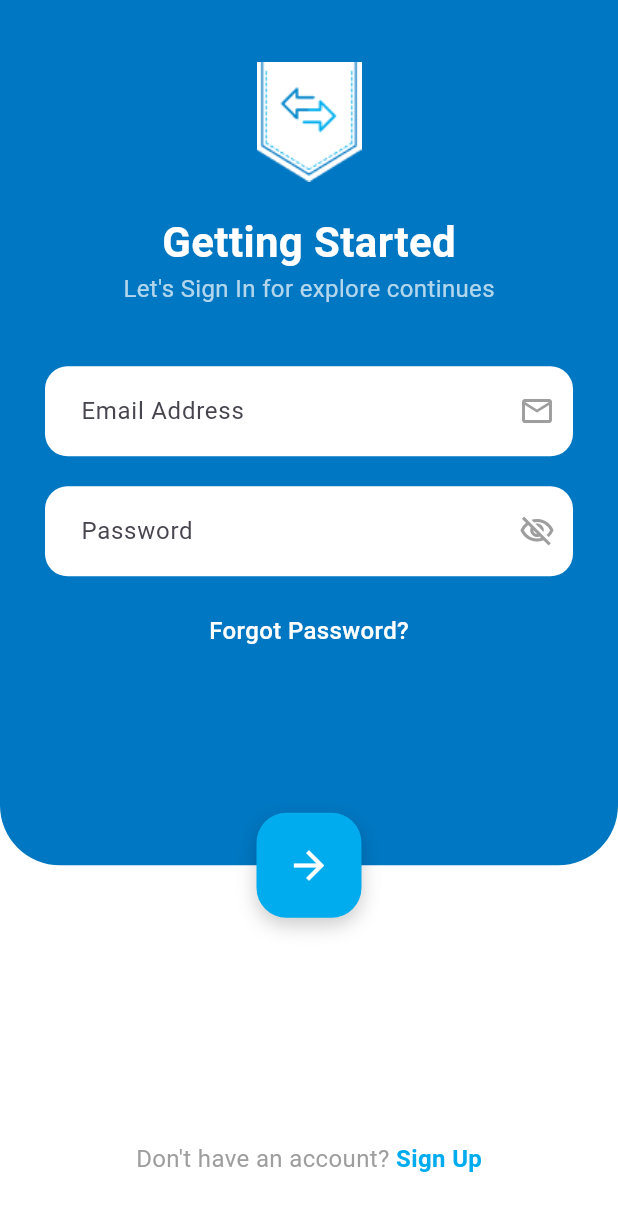
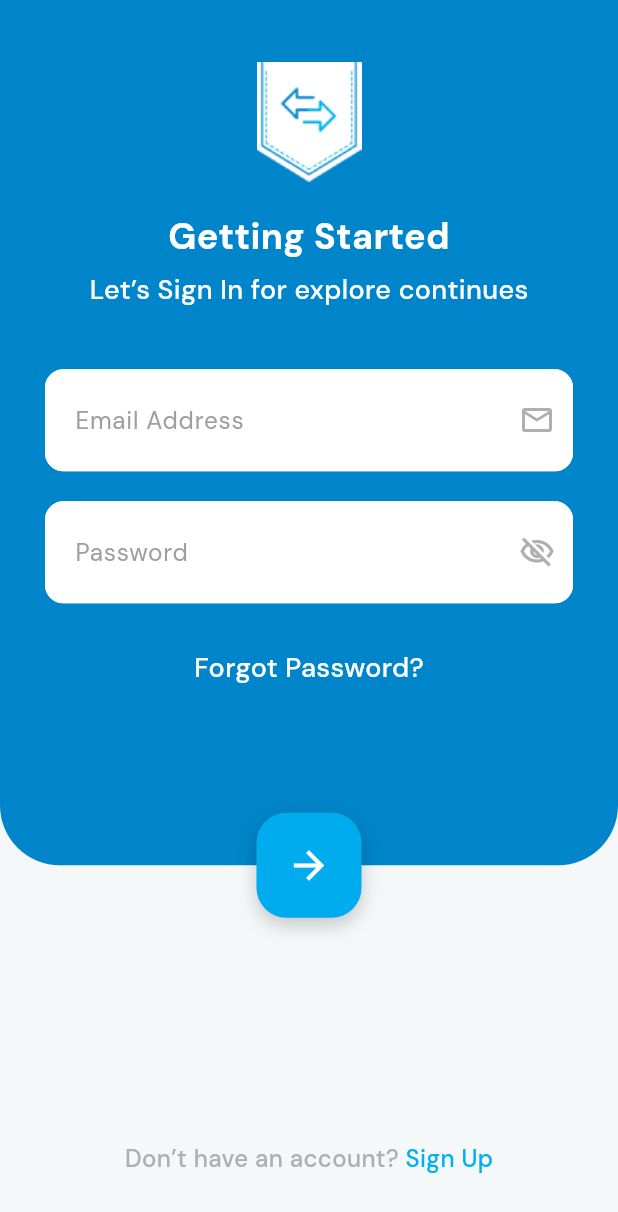
Before and after one commit to Shraboniakter/pocket_trading, a Flutter app: the screen it shows after launch, on a phone screen of 412 x 824 dp. Shown: the top 1212 px of the screen. Run offline on Flutter 3.47's test engine with Material 3 defaults, Android fonts, the phone set to English and light mode, and no system bars; our stand-ins replace flutter_riverpod, flutter_screenutil, google_fonts.

Commit message:
design forgot password

```diff
--- a/lib/core/constrants/app_color.dart
+++ b/lib/core/constrants/app_color.dart
@@ -6,7 +6,8 @@ class ColorManager {
 
   // ===== Primary Colors =====
   static const Color primary = Color(0xFFFFFFFF);
+  static const Color bg = Color(0xFFF5F8F9);
   static const Color lightBlue = Color(0xFF00AFEE);
   static const Color gray = Color(0xFFAFAFB3);
-
+  static const Color blue = Color(0xFF0085CA);
 }
--- a/lib/core/routes/route_config.dart
+++ b/lib/core/routes/route_config.dart
@@ -11,6 +11,10 @@ class AppRoute {
         return MaterialPageRoute(
           builder: (_) => LoginScreen(),
         );
+      case RouteName.forgotPasswordScreen:
+        return MaterialPageRoute(
+          builder: (_) => ForgotPasswordScreen(),
+        );
       default:
         return MaterialPageRoute(
           builder: (_) =>
--- a/lib/core/routes/route_import_path.dart
+++ b/lib/core/routes/route_import_path.dart
@@ -2,6 +2,7 @@ library app_route;
 
 import 'package:flutter/material.dart';
 import 'package:pocket_trading/core/routes/route_name.dart';
+import 'package:pocket_trading/feature/presentation/forgotPassword/view/forgot_password_screen.dart';
 import 'package:pocket_trading/feature/presentation/login/view/login_screen.dart';
 
 import '../../feature/presentation/splash/view/splash_screen.dart';
--- a/lib/core/routes/route_name.dart
+++ b/lib/core/routes/route_name.dart
@@ -1,23 +1,23 @@
 class RouteName {
   static const String splashScreen = "/";
-  static const String onBoardingScreen = "/onBoardingScreen";
   static const String loginScreen = "/loginScreen";
   static const String singUpScreen = "/singUpScreen";
-  static const String forgotScreen = "/forgotScreen";
+  static const String forgotPasswordScreen = "/forgotPasswordScreen";
+
   static const String forgotPasswordOTPScreen = "/forgotPasswordOTPScreen";
-  static const String navbarScreen = "/navbarScreen";
   static const String setNewPasswordScreen = "/setNewPasswordScreen";
-  static const String resetPasswordSuccessfulScreen =
-      "/resetPasswordSuccessfulScreen";
+
   static const String homeScreen = "/ homeScreen";
-  static const String  scanIdCardScreen = "/scanIdCardScreen";
-  static const String  scanIdCardScreen1 = "/scanIdCardScreen1";
-  static const String  scanIdCardScreen2 = "/scanIdCardScreen2";
-  static const String  editProfileScreen = "/ editProfileScreen ";
-  static const String  scanHistoryScreen= "/scanHistoryScreen";
-  static const String  manageSubscriptionScreen= "/manageSubscriptionScreen";
-  static const String  referralScreen = "/referralScreen";
-  static const String  personalizationSetUpScreen = "/personalizationSetUpScreen";
-  static const String  signUpSuccessFulScreen = "/signUpSuccessFulScreen";
-  static const String  signUpOTPScreen = "/signUpOTPScreen";
+
+
+
+
+
+
+
+
+
+
+
+
 }
--- a/lib/feature/presentation/login/view/login_screen.dart
+++ b/lib/feature/presentation/login/view/login_screen.dart
@@ -1,5 +1,9 @@
 import 'package:flutter/material.dart';
 import 'package:pocket_trading/core/constrants/app_images.dart';
+import 'package:pocket_trading/feature/presentation/widgets/CustomText.dart';
+import 'package:pocket_trading/feature/presentation/widgets/CustomTextfield.dart';
+import '../../../../core/constrants/app_color.dart';
+import '../../../../core/routes/route_name.dart';
 
 class LoginScreen extends StatelessWidget {
   const LoginScreen({super.key});
@@ -11,7 +15,7 @@ class LoginScreen extends StatelessWidget {
     final double screenWidth = size.width;
 
     return Scaffold(
-      backgroundColor: Colors.white,
+      backgroundColor: ColorManager.bg,
       body: SingleChildScrollView(
         child: SizedBox(
           height: screenHeight,
@@ -22,7 +26,7 @@ class LoginScreen extends StatelessWidget {
                 height: screenHeight * 0.7,
                 width: screenWidth,
                 decoration: const BoxDecoration(
-                  color: Color(0xFF0077C2),
+                  color: ColorManager.blue,
                   borderRadius: BorderRadius.only(
                     bottomLeft: Radius.circular(40),
                     bottomRight: Radius.circular(40),
@@ -35,17 +39,18 @@ class LoginScreen extends StatelessWidget {
 
                       Image.asset(AssetPaths.loginPage, height: 80),
                       const SizedBox(height: 20),
-                      const Text(
-                        "Getting Started",
-                        style: TextStyle(
-                          color: Colors.white,
-                          fontSize: 28,
-                          fontWeight: FontWeight.bold,
-                        ),
+                      CustomText(
+                        text: "Getting Started",
+                        size: 24,
+                        fontWeight: FontWeight.w700,
+                        color: Colors.white,
                       ),
-                      const Text(
-                        "Let's Sign In for explore continues",
-                        style: TextStyle(color: Colors.white70, fontSize: 16),
+                      SizedBox(height: 5),
+                      CustomText(
+                        text: "Let’s Sign In for explore continues",
+                        size: 18,
+                        fontWeight: FontWeight.w500,
+                        color: Colors.white,
                       ),
                       const SizedBox(height: 40),
 
@@ -53,22 +58,34 @@ class LoginScreen extends StatelessWidget {
                         padding: const EdgeInsets.symmetric(horizontal: 30),
                         child: Column(
                           children: [
-                            _buildTextField(
-                              Icons.email_outlined,
-                              "Email Address",
+                            CustomTextfield(
+                              hintText: "Email Address",
+                              suffix: Icon(
+                                Icons.email_outlined,
+                                color: ColorManager.gray,
+                              ),
                             ),
                             const SizedBox(height: 20),
-                            _buildTextField(
-                              Icons.visibility_off_outlined,
-                              "Password",
+                            CustomTextfield(
+                              hintText: "Password",
+                              suffix: Icon(
+                                Icons.visibility_off_outlined,
+                                color: ColorManager.gray,
+                              ),
                             ),
-                            const SizedBox(height: 25),
-                            const Text(
-                              "Forgot Password?",
-                              style: TextStyle(
+                            SizedBox(height: 30),
+                            InkWell(
+                              onTap: (){
+                                Navigator.pushNamed(
+                                  context,
+                                  RouteName.forgotPasswordScreen,
+                                );
+                              },
+                              child: CustomText(
+                                text: "Forgot Password?",
+                                size: 18,
+                                fontWeight: FontWeight.w500,
                                 color: Colors.white,
-                                fontSize: 16,
-                                fontWeight: FontWeight.w500,
                               ),
                             ),
                           ],
@@ -107,17 +124,17 @@ class LoginScreen extends StatelessWidget {
                 bottom: 40,
                 child: Row(
                   children: const [
-                    Text(
-                      "Don't have an account? ",
-                      style: TextStyle(color: Colors.grey, fontSize: 16),
+                    CustomText(
+                      text: "Don’t have an account?",
+                      size: 16,
+                      fontWeight: FontWeight.w500,
+                      color: ColorManager.gray,
                     ),
-                    Text(
-                      "Sign Up",
-                      style: TextStyle(
-                        color: Color(0xFF00ACEE),
-                        fontSize: 16,
-                        fontWeight: FontWeight.bold,
-                      ),
+                    CustomText(
+                      text: " Sign Up",
+                      size: 16,
+                      fontWeight: FontWeight.w500,
+                      color: ColorManager.lightBlue,
                     ),
                   ],
                 ),
@@ -128,28 +145,4 @@ class LoginScreen extends StatelessWidget {
       ),
     );
   }
-
-  // Custom TextField Widget
-  Widget _buildTextField(IconData icon, String hint) {
-    return Container(
-      decoration: BoxDecoration(
-        color: Colors.white,
-        borderRadius: BorderRadius.circular(15),
-      ),
-      child: TextField(
-        decoration: InputDecoration(
-          hintText: hint,
-          suffixIcon: Icon(icon, color: Colors.grey),
-          border: OutlineInputBorder(
-            borderRadius: BorderRadius.circular(15),
-            borderSide: BorderSide.none,
-          ),
-          contentPadding: const EdgeInsets.symmetric(
-            horizontal: 20,
-            vertical: 18,
-          ),
-        ),
-      ),
-    );
-  }
 }
--- a/lib/feature/presentation/widgets/CustomTextfield.dart
+++ b/lib/feature/presentation/widgets/CustomTextfield.dart
@@ -63,7 +63,7 @@ class CustomTextfield extends StatelessWidget {
         // ✅ HEIGHT CONTROL
         isDense: false,
         contentPadding: const EdgeInsets.symmetric(
-          vertical: 25,
+          vertical: 22,
           horizontal: 16,
         ),
 
```
Also changed, not shown: lib/feature/presentation/forgotPassword/view/forgot_password_screen.dart (added, +93 -0 lines), lib/feature/presentation/widgets/pimary_bottom.dart (added, +44 -0 lines).
